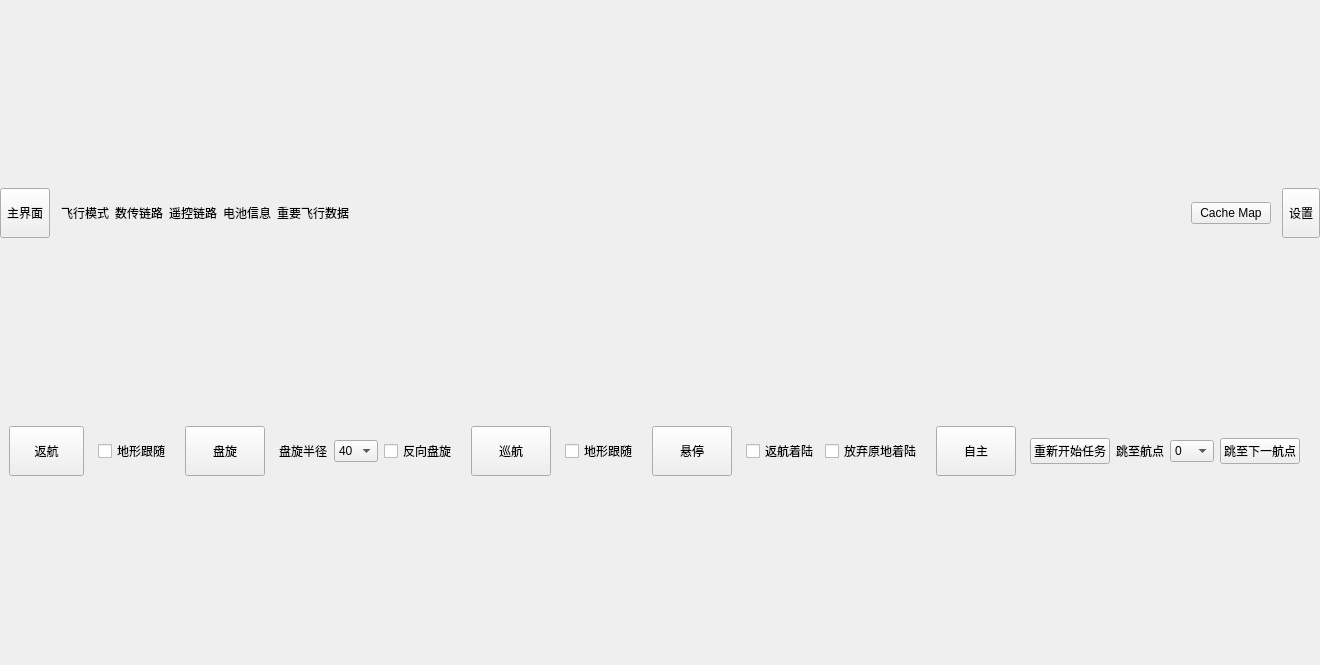
The window that myDemo/mydemo/mainwindow.ui (veol15/myproject) describes before a commit, drawn with Qt 5.
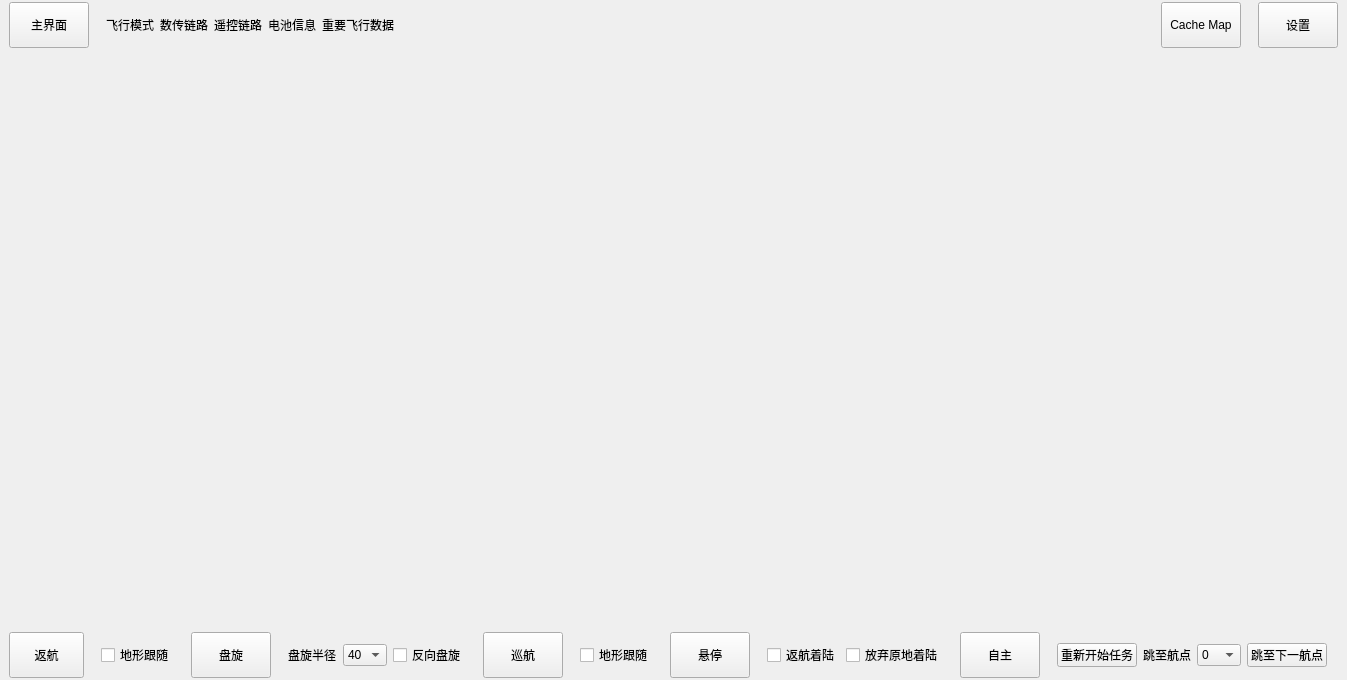
The same window after the commit.

Patch:
```diff
--- a/myDemo/mydemo/mainwindow.ui
+++ b/myDemo/mydemo/mainwindow.ui
@@ -6,8 +6,8 @@
    <rect>
     <x>0</x>
     <y>0</y>
-    <width>1288</width>
-    <height>665</height>
+    <width>1287</width>
+    <height>680</height>
    </rect>
   </property>
   <property name="windowTitle">
@@ -46,22 +46,22 @@
       </property>
       <layout class="QHBoxLayout" name="hLayout1">
        <property name="spacing">
-        <number>0</number>
+        <number>6</number>
        </property>
        <property name="leftMargin">
-        <number>0</number>
+        <number>9</number>
        </property>
        <property name="topMargin">
-        <number>0</number>
+        <number>2</number>
        </property>
        <property name="rightMargin">
-        <number>0</number>
+        <number>9</number>
        </property>
        <property name="bottomMargin">
-        <number>0</number>
+        <number>2</number>
        </property>
        <item>
-        <widget class="QToolButton" name="mainPageBtn">
+        <widget class="QPushButton" name="mainPageBtn">
          <property name="sizePolicy">
           <sizepolicy hsizetype="Preferred" vsizetype="Expanding">
            <horstretch>0</horstretch>
@@ -74,12 +74,6 @@
          <property name="checkable">
           <bool>true</bool>
          </property>
-         <property name="toolButtonStyle">
-          <enum>Qt::ToolButtonIconOnly</enum>
-         </property>
-         <property name="arrowType">
-          <enum>Qt::NoArrow</enum>
-         </property>
         </widget>
        </item>
        <item>
@@ -177,6 +171,12 @@
           </item>
           <item>
            <widget class="QPushButton" name="cacheMapBtn">
+            <property name="sizePolicy">
+             <sizepolicy hsizetype="Minimum" vsizetype="Expanding">
+              <horstretch>0</horstretch>
+              <verstretch>0</verstretch>
+             </sizepolicy>
+            </property>
             <property name="text">
              <string>Cache Map</string>
             </property>
@@ -186,7 +186,7 @@
         </widget>
        </item>
        <item>
-        <widget class="QToolButton" name="toolButton_2">
+        <widget class="QPushButton" name="pushButton_2">
          <property name="sizePolicy">
           <sizepolicy hsizetype="Preferred" vsizetype="Expanding">
            <horstretch>0</horstretch>
@@ -196,15 +196,6 @@
          <property name="text">
           <string>设置</string>
          </property>
-         <property name="popupMode">
-          <enum>QToolButton::DelayedPopup</enum>
-         </property>
-         <property name="toolButtonStyle">
-          <enum>Qt::ToolButtonTextOnly</enum>
-         </property>
-         <property name="autoRaise">
-          <bool>false</bool>
-         </property>
         </widget>
        </item>
       </layout>
@@ -215,6 +206,39 @@
       <property name="spacing">
        <number>0</number>
       </property>
+      <item>
+       <widget class="QWidget" name="rightWgt" native="true">
+        <property name="minimumSize">
+         <size>
+          <width>300</width>
+          <height>0</height>
+         </size>
+        </property>
+        <property name="maximumSize">
+         <size>
+          <width>300</width>
+          <height>16777215</height>
+         </size>
+        </property>
+        <layout class="QVBoxLayout" name="rightVLayout">
+         <property name="spacing">
+          <number>0</number>
+         </property>
+         <property name="leftMargin">
+          <number>0</number>
+         </property>
+         <property name="topMargin">
+          <number>0</number>
+         </property>
+         <property name="rightMargin">
+          <number>0</number>
+         </property>
+         <property name="bottomMargin">
+          <number>0</number>
+         </property>
+        </layout>
+       </widget>
+      </item>
      </layout>
     </item>
     <item>
@@ -239,19 +263,19 @@
       </property>
       <layout class="QHBoxLayout" name="horizontalLayout_2">
        <property name="spacing">
-        <number>3</number>
+        <number>6</number>
        </property>
        <property name="leftMargin">
         <number>9</number>
        </property>
        <property name="topMargin">
-        <number>0</number>
+        <number>2</number>
        </property>
        <property name="rightMargin">
         <number>9</number>
        </property>
        <property name="bottomMargin">
-        <number>0</number>
+        <number>2</number>
        </property>
        <item>
         <widget class="QPushButton" name="returnVoyageBtn">
```
Left out of the diff: 2 changed lines with no effect on the pictures.
